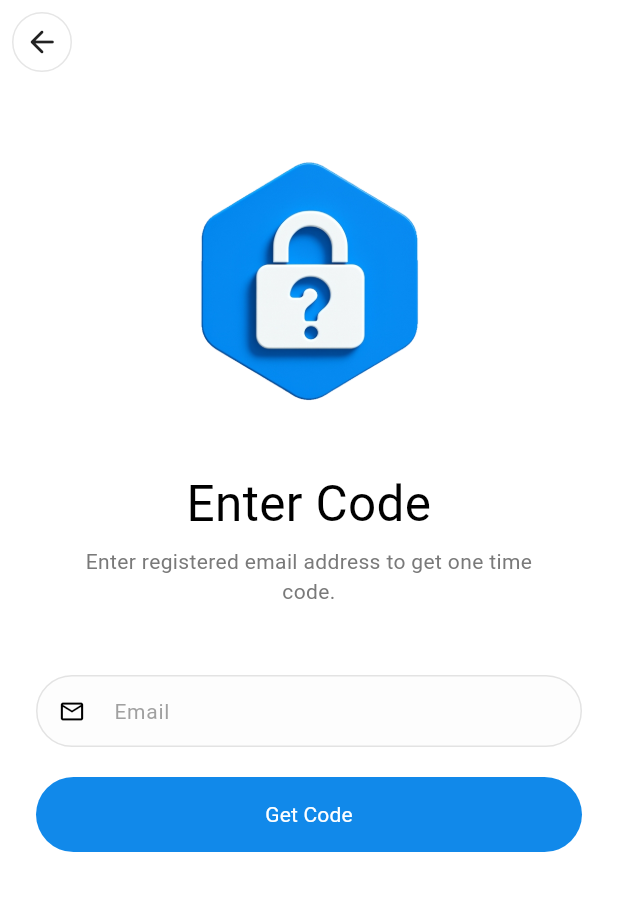
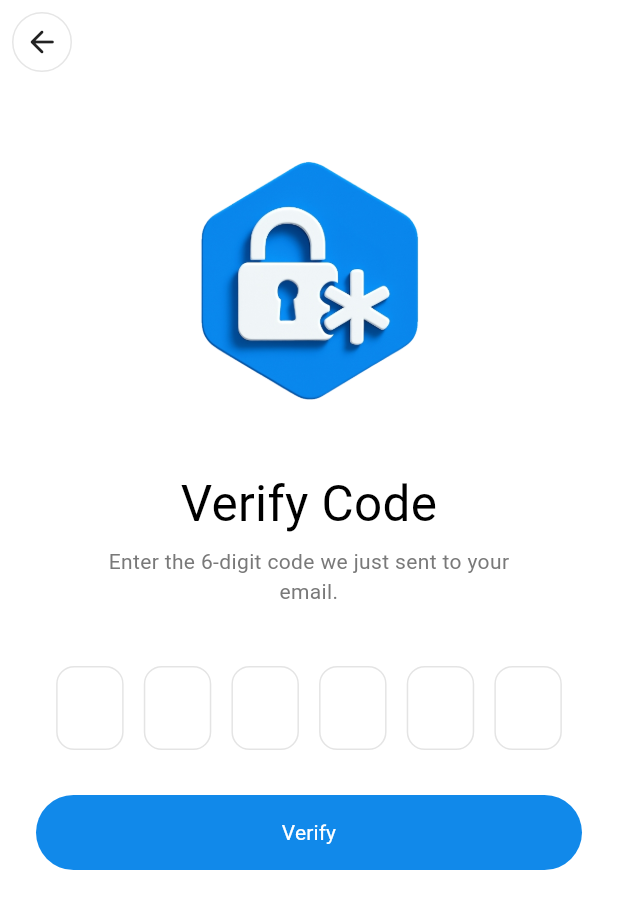
Before and after one commit to huraira-younas/watchmate, a Flutter app: the ForgotPasswordScreen screen opened by its route, after a tap on "Get Code", on a phone screen of 412 x 824 dp. Shown: the top 909 px of the screen. Run offline on Flutter 3.47's test engine with Material 3 defaults, Android fonts, the phone set to English and light mode, and no system bars; our stand-ins replace cached_network_image, country_picker, dio, flutter_bloc, go_router, loading_animation_widget and 1 more; accounts and stored records are empty; Roboto replaces fonts that are missing (Bold, Regular).

Commit message:
Verify Code Screen

```diff
--- a/watchmate_app/lib/router/routes/auth_routes.dart
+++ b/watchmate_app/lib/router/routes/auth_routes.dart
@@ -1,4 +1,5 @@
 import 'package:watchmate_app/screens/auth_screens/forgot_password_screen.dart';
+import 'package:watchmate_app/screens/auth_screens/verify_code_screen.dart';
 import 'package:watchmate_app/screens/splash_screen/splash_screen.dart';
 import 'package:watchmate_app/screens/auth_screens/signup_screen.dart';
 import 'package:watchmate_app/screens/auth_screens/login_screen.dart';
@@ -30,7 +31,7 @@ abstract class AuthRoutes {
   );
 
   static const verifyCode = AppRoute(
-    page: ForgotPasswordScreen(),
+    page: VerifyCodeScreen(),
     path: '/verify_code',
     name: 'verify_code',
   );
--- a/watchmate_app/lib/screens/auth_screens/forgot_password_screen.dart
+++ b/watchmate_app/lib/screens/auth_screens/forgot_password_screen.dart
@@ -4,6 +4,7 @@ import 'package:watchmate_app/common_widget/text_widget.dart';
 import 'package:watchmate_app/router/routes/auth_routes.dart';
 import 'package:watchmate_app/common_widget/text_field.dart';
 import 'package:watchmate_app/constants/app_constants.dart';
+import 'package:watchmate_app/utils/validator_builder.dart';
 import 'package:watchmate_app/constants/app_assets.dart';
 import 'package:watchmate_app/constants/app_fonts.dart';
 import 'package:watchmate_app/extensions/exports.dart';
@@ -46,7 +47,7 @@ class _ForgotPasswordScreenState extends State<ForgotPasswordScreen> {
               MyText(
                 size: size.width * 0.08,
                 family: AppFonts.bold,
-                text: "Enter Code",
+                text: "Get Code",
                 isCenter: true,
               ),
               5.h,
@@ -64,6 +65,11 @@ class _ForgotPasswordScreenState extends State<ForgotPasswordScreen> {
                   prefixIcon: const Icon(Icons.email_outlined),
                   controller: _controllers[0],
                   hint: "Email",
+                  validator: ValidatorBuilder.chain()
+                      .required()
+                      .email()
+                      .min(6)
+                      .build(),
                 ),
               ),
               20.h,
--- a/watchmate_app/lib/screens/auth_screens/login_screen.dart
+++ b/watchmate_app/lib/screens/auth_screens/login_screen.dart
@@ -3,6 +3,7 @@ import 'package:watchmate_app/router/routes/auth_routes.dart';
 import 'package:watchmate_app/common_widget/text_widget.dart';
 import 'package:watchmate_app/common_widget/text_field.dart';
 import 'package:watchmate_app/constants/app_constants.dart';
+import 'package:watchmate_app/utils/validator_builder.dart';
 import 'package:watchmate_app/constants/app_assets.dart';
 import 'package:watchmate_app/services/pre_loader.dart';
 import 'package:watchmate_app/constants/app_fonts.dart';
@@ -11,7 +12,6 @@ import 'package:watchmate_app/cubits/theme_cubit.dart';
 import 'package:flutter_bloc/flutter_bloc.dart';
 import 'package:go_router/go_router.dart';
 import 'package:flutter/material.dart';
-import 'package:watchmate_app/utils/validator_builder.dart';
 
 class LoginScreen extends StatefulWidget {
   const LoginScreen({super.key});
--- /dev/null
+++ b/watchmate_app/lib/screens/auth_screens/verify_code_screen.dart
@@ -0,0 +1,134 @@
+import 'package:flutter/services.dart'
+    show
+        LengthLimitingTextInputFormatter,
+        FilteringTextInputFormatter,
+        LogicalKeyboardKey;
+import 'package:watchmate_app/common_widget/custom_appbar.dart';
+import 'package:watchmate_app/common_widget/custom_button.dart';
+import 'package:watchmate_app/common_widget/text_widget.dart';
+import 'package:watchmate_app/constants/app_constants.dart';
+import 'package:watchmate_app/constants/app_assets.dart';
+import 'package:watchmate_app/constants/app_fonts.dart';
+import 'package:watchmate_app/extensions/exports.dart';
+import 'package:watchmate_app/cubits/theme_cubit.dart';
+import 'package:flutter_bloc/flutter_bloc.dart';
+import 'package:flutter/material.dart';
+
+class VerifyCodeScreen extends StatefulWidget {
+  const VerifyCodeScreen({super.key});
+
+  @override
+  State<VerifyCodeScreen> createState() => _VerifyCodeScreenState();
+}
+
+class _VerifyCodeScreenState extends State<VerifyCodeScreen> {
+  final _controllers = List.generate(6, (_) => TextEditingController());
+  final _keyboardNodes = List.generate(6, (_) => FocusNode());
+  final _focusNodes = List.generate(6, (_) => FocusNode());
+  late final themeCubit = context.read<ThemeCubit>();
+
+  String get otp => _controllers.map((e) => e.text).join();
+
+  @override
+  Widget build(BuildContext context) {
+    final size = context.screenSize;
+    final theme = context.theme;
+
+    return Scaffold(
+      appBar: customAppBar(context: context),
+      body: SafeArea(
+        child: SingleChildScrollView(
+          padding: const EdgeInsets.symmetric(horizontal: 24.0),
+          child: Column(
+            children: [
+              30.h,
+              Image.asset(
+                AppAssets.icons.passwordIcon,
+                width: size.width * 0.5,
+              ).hero(AppConstants.appname),
+              20.h,
+              MyText(
+                size: size.width * 0.08,
+                family: AppFonts.bold,
+                text: "Verify Code",
+                isCenter: true,
+              ),
+              5.h,
+              MyText(
+                text: "Enter the 6-digit code we just sent to your email.",
+                size: AppConstants.subtitle,
+                color: theme.hintColor,
+                isCenter: true,
+              ).padSym(h: 30),
+              40.h,
+              Row(
+                mainAxisAlignment: MainAxisAlignment.spaceEvenly,
+                children: List.generate(6, (i) {
+                  return SizedBox(
+                    width: 45,
+                    child: KeyboardListener(
+                      focusNode: _keyboardNodes[i],
+                      onKeyEvent: (value) {
+                        if (value.logicalKey == LogicalKeyboardKey.backspace) {
+                          if (_controllers[i].text.isEmpty && i > 0) {
+                            _focusNodes[i - 1].requestFocus();
+                            _controllers[i - 1].clear();
+                          }
+                        }
+                      },
+                      child: TextField(
+                        onChanged: (val) => _onChanged(val, i),
+                        keyboardType: TextInputType.number,
+                        controller: _controllers[i],
+                        textAlign: TextAlign.center,
+                        focusNode: _focusNodes[i],
+                        maxLength: 1,
+                        inputFormatters: [
+                          FilteringTextInputFormatter.digitsOnly,
+                          LengthLimitingTextInputFormatter(1),
+                        ],
+                        style: TextStyle(
+                          color: theme.textTheme.bodyLarge?.color,
+                          fontFamily: AppFonts.bold,
+                          fontSize: 24,
+                        ),
+                        decoration: InputDecoration(
+                          counterText: "",
+                          contentPadding: const EdgeInsets.all(10),
+                          enabledBorder: OutlineInputBorder(
+                            borderSide: BorderSide(color: theme.highlightColor),
+                            borderRadius: BorderRadius.circular(12),
+                          ),
+                          focusedBorder: OutlineInputBorder(
+                            borderSide: BorderSide(color: theme.primaryColor),
+                            borderRadius: BorderRadius.circular(12),
+                          ),
+                        ),
+                      ),
+                    ),
+                  );
+                }),
+              ),
+              30.h,
+              CustomButton(text: "Verify", onPressed: () {}),
+            ],
+          ),
+        ),
+      ),
+    );
+  }
+
+  @override
+  void dispose() {
+    _keyboardNodes.asMap().forEach((i, f) => f.dispose());
+    _controllers.asMap().forEach((i, c) => c.dispose());
+    _focusNodes.asMap().forEach((i, f) => f.dispose());
+    super.dispose();
+  }
+
+  void _onChanged(String value, int index) {
+    if (value.isNotEmpty && index < 5) {
+      _focusNodes[index + 1].requestFocus();
+    }
+  }
+}
```
